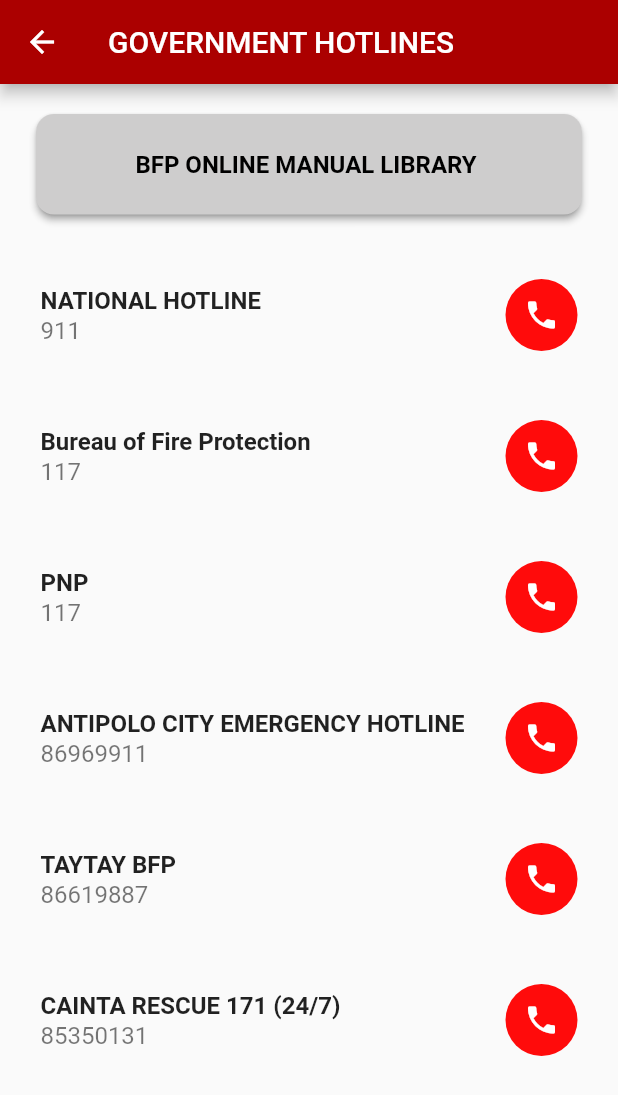
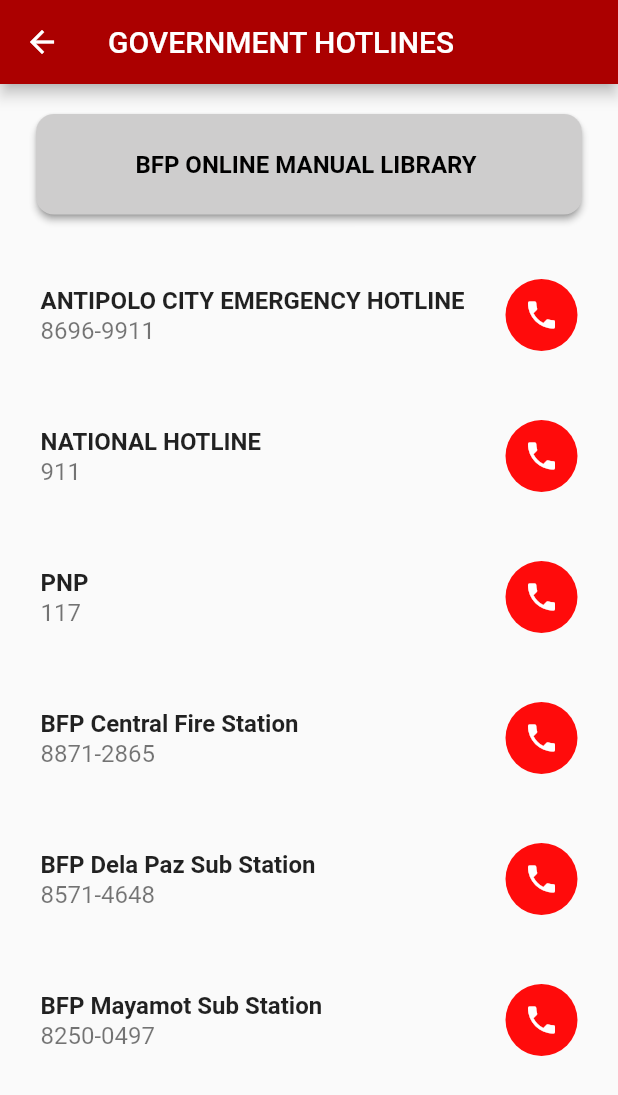
Before and after one commit to Harukiiiiiii7/SIKLAB, a Flutter app: the Hotlines screen opened directly, on a phone screen of 412 x 824 dp. Shown: the top 1095 px of the screen. Run offline on Flutter 3.47's test engine with Material 2 defaults, Android fonts, the phone set to English and light mode, and no system bars; our stand-ins replace camera, cloud_firestore, connectivity, firebase_auth, firebase_core, firebase_messaging and 3 more; missing offline and left inert: mapbox_gl; accounts and stored records are empty.

Commit message:
hotlines things

```diff
--- a/siklabproject/lib/hotlines.dart
+++ b/siklabproject/lib/hotlines.dart
@@ -10,12 +10,12 @@ class Hotlines extends StatefulWidget {
 
 class HotlinesState extends State<Hotlines> {
   final List<Map<String, dynamic>> hotlines = [
+    {'name': 'ANTIPOLO CITY EMERGENCY HOTLINE', 'number': '8696-9911'},
     {'name': 'NATIONAL HOTLINE', 'number': '911'},
-    {'name': 'Bureau of Fire Protection', 'number': '117'},
     {'name': 'PNP ', 'number': '117'},
-    {'name': 'ANTIPOLO CITY EMERGENCY HOTLINE', 'number': '86969911'},
-    {'name': 'TAYTAY BFP', 'number': '86619887'},
-    {'name': 'CAINTA RESCUE 171 (24/7)', 'number': '85350131'},
+    {'name': 'BFP Central Fire Station', 'number': '8871-2865'},
+    {'name': 'BFP Dela Paz Sub Station', 'number': '8571-4648'},
+    {'name': 'BFP Mayamot Sub Station', 'number': '8250-0497'},
   ];
 
   final List<String> BFPManual = [
```
